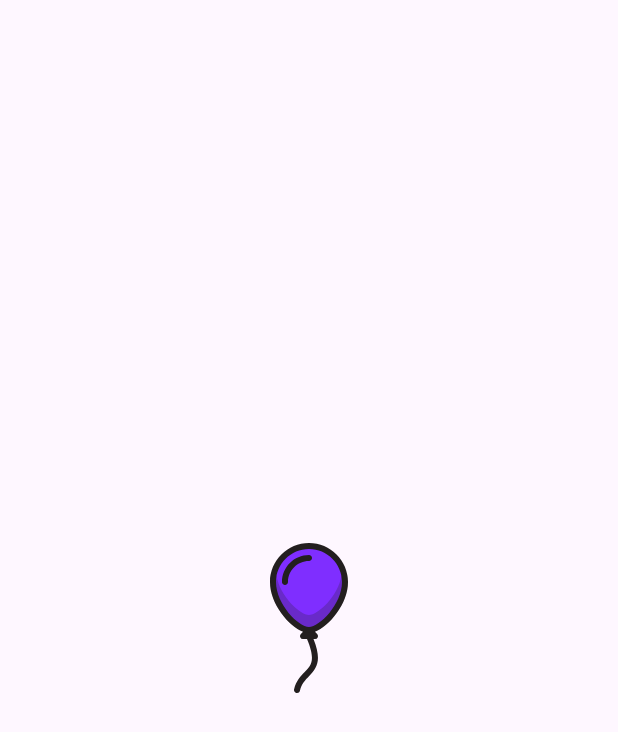
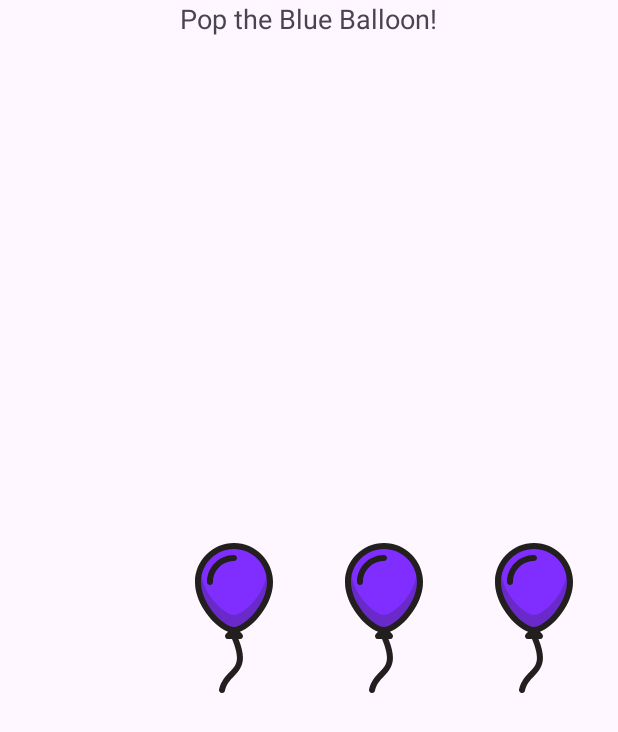
Before and after one commit to rahulkumar18182112/Baloon_Project, an Android app: the screen it shows after launch (MainActivity), after a tap on an icon or button, on a phone screen of 412 x 824 dp. Shown: the top 732 px of the screen. Run offline under Robolectric (Android 15) with nearby library versions, the phone set to English and light mode, and no system bars.

Commit message:
modified the balloon updation and increases the number of ballons

```diff
--- a/app/src/main/java/com/example/baloon_project/MainActivity.java
+++ b/app/src/main/java/com/example/baloon_project/MainActivity.java
@@ -7,13 +7,15 @@ import android.os.Bundle;
 import android.os.Handler;
 import android.os.Vibrator;
 import android.view.View;
+import android.view.animation.Animation;
+import android.view.animation.AnimationUtils;
 import android.widget.ImageView;
 import android.widget.TextView;
 import android.widget.Toast;
 import java.util.Random;
 
 public class MainActivity extends AppCompatActivity {
-    private ImageView imageView;
+    private ImageView imageView,imageView2,imageView3,imageView4;
     private TextView toastView;
      boolean aBoolean;
     private Handler handler;
@@ -28,55 +30,114 @@ public class MainActivity extends AppCompatActivity {
 
 
         imageView = findViewById(R.id.imageView);
+        imageView2 = findViewById(R.id.imageView2);
+        imageView3 = findViewById(R.id.imageView3);
+        imageView4 = findViewById(R.id.imageView4);
         toastView = findViewById(R.id.toastView);
         handler = new Handler();
         random = new Random();
         vibrator=(Vibrator) getSystemService(VIBRATOR_SERVICE);
 
-        // Start with a random balloon color
-       // isBlueBalloon = random.nextBoolean();
+
 
 
 
         // Start with a random balloon color
         aBoolean = random.nextBoolean();
-        updateBalloon();
+
+
+
+
+
 
         imageView.setOnClickListener(view -> {
             if (aBoolean) {
-                // Correct color balloon clicked
-                burstBalloon();
+
+                burstBalloon(imageView);
             } else {
-                // Wrong color balloon clicked
+
                 showToast("Wrong color! Try again.");
+                burstBalloon(imageView);
+
+
+            }
+
+        });
+        updateBalloon(imageView);
+
+        imageView2.setOnClickListener(view -> {
+            if (aBoolean) {
+
+                burstBalloon(imageView2);
+            } else {
+
+                showToast("Wrong color! Try again.");
+                burstBalloon(imageView2);
+
             }
         });
+        updateBalloon(imageView2);
+
+        imageView3.setOnClickListener(view -> {
+            if (aBoolean) {
+
+                burstBalloon(imageView3);
+            } else {
+
+                showToast("Wrong color! Try again.");
+                burstBalloon(imageView3);
+            }
+        });
+        updateBalloon(imageView3);
+
+
+        imageView4.setOnClickListener(view -> {
+            if (aBoolean) {
+
+                burstBalloon(imageView4);
+            } else {
+
+                showToast("Wrong color! Try again.");
+                burstBalloon(imageView4);
+
+            }
+        });
+        updateBalloon(imageView4);
     }
 
-    private void burstBalloon() {
+
+    private void burstBalloon(ImageView img) {
         vibrator.vibrate(200);
-        // Play burst sound here
-        // You can use MediaPlayer or SoundPool for sound effects
+
 
         showToast("Balloon Burst!");
-        imageView.setVisibility(View.INVISIBLE);
+        img.setVisibility(View.INVISIBLE);
+
+        Animation move= AnimationUtils.loadAnimation(this,R.anim.translate_anim);
+
+        img.startAnimation(move);
+
+
 
         // Delay to allow burst sound to finish
         handler.postDelayed(() -> {
-            imageView.setVisibility(View.VISIBLE);
+            img.setVisibility(View.VISIBLE);
+
             aBoolean = random.nextBoolean();
-            updateBalloon();
-        }, 1000); // Adjust the delay as needed
+            updateBalloon(img);
+        },1000);
     }
 
     @SuppressLint("SetTextI18n")
-    private void updateBalloon() {
+    private void updateBalloon(ImageView img1) {
         if (aBoolean) {
-            imageView.setImageResource(R.drawable.blue_balloon);
+            img1.setImageResource(R.drawable.blue_balloon);
             toastView.setText("Pop the Blue Balloon!");
+
         } else {
-            imageView.setImageResource(R.drawable.red_balloon);
+            img1.setImageResource(R.drawable.red_balloon);
             toastView.setText("Pop the Red Balloon!");
+
         }
     }
 
--- /dev/null
+++ b/app/src/main/res/anim/translate_anim.xml
@@ -0,0 +1,13 @@
+<?xml version="1.0" encoding="utf-8"?>
+<set xmlns:android="http://schemas.android.com/apk/res/android"
+    android:interpolator="@android:anim/linear_interpolator">
+
+    <translate android:fromYDelta="800"
+        android:toYDelta="0"
+        android:duration="3000"
+
+        android:repeatMode="restart"
+        />
+
+
+</set>
--- a/app/src/main/res/layout/activity_main.xml
+++ b/app/src/main/res/layout/activity_main.xml
@@ -8,15 +8,37 @@
 
 
         <!-- Balloon Image -->
+        <LinearLayout
+            android:layout_width="match_parent"
+            android:layout_height="match_parent"
+                android:orientation="horizontal"
+                android:gravity="center">
 
         <ImageView
             android:id="@+id/imageView"
             android:layout_width="100dp"
             android:layout_height="100dp"
-            android:layout_centerHorizontal="true"
-            android:layout_alignParentBottom="true"
             android:src="@drawable/blue_balloon"
             android:importantForAccessibility="no" />
+        <ImageView
+            android:id="@+id/imageView2"
+            android:layout_width="100dp"
+            android:layout_height="100dp"
+            android:src="@drawable/blue_balloon"
+            android:importantForAccessibility="no" />
+                <ImageView
+                    android:id="@+id/imageView3"
+                    android:layout_width="100dp"
+                    android:layout_height="100dp"
+                    android:src="@drawable/blue_balloon"
+                    android:importantForAccessibility="no" />
+                <ImageView
+                    android:id="@+id/imageView4"
+                    android:layout_width="100dp"
+                    android:layout_height="100dp"
+                    android:src="@drawable/blue_balloon"
+                    android:importantForAccessibility="no" />
+        </LinearLayout>
 
         <!-- Random Toast Message -->
         <TextView
@@ -24,7 +46,6 @@
             android:layout_width="wrap_content"
             android:layout_height="wrap_content"
             android:layout_centerHorizontal="true"
-            android:layout_below="@+id/imageView"
             android:text=""
             android:textSize="18sp" />
 
```
